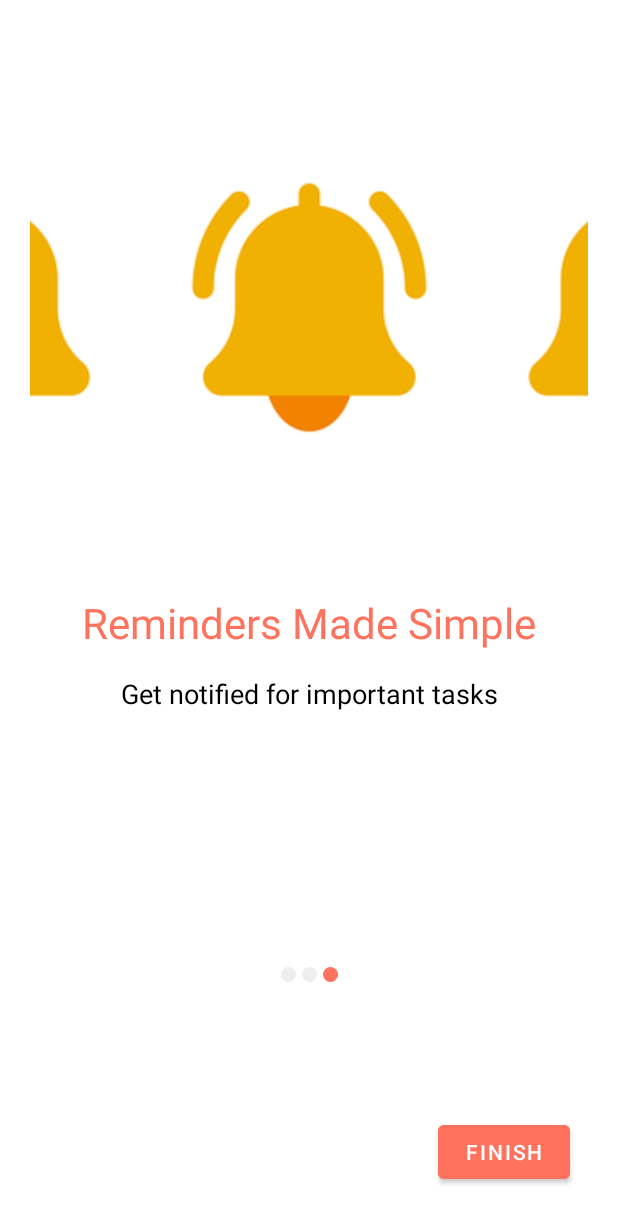
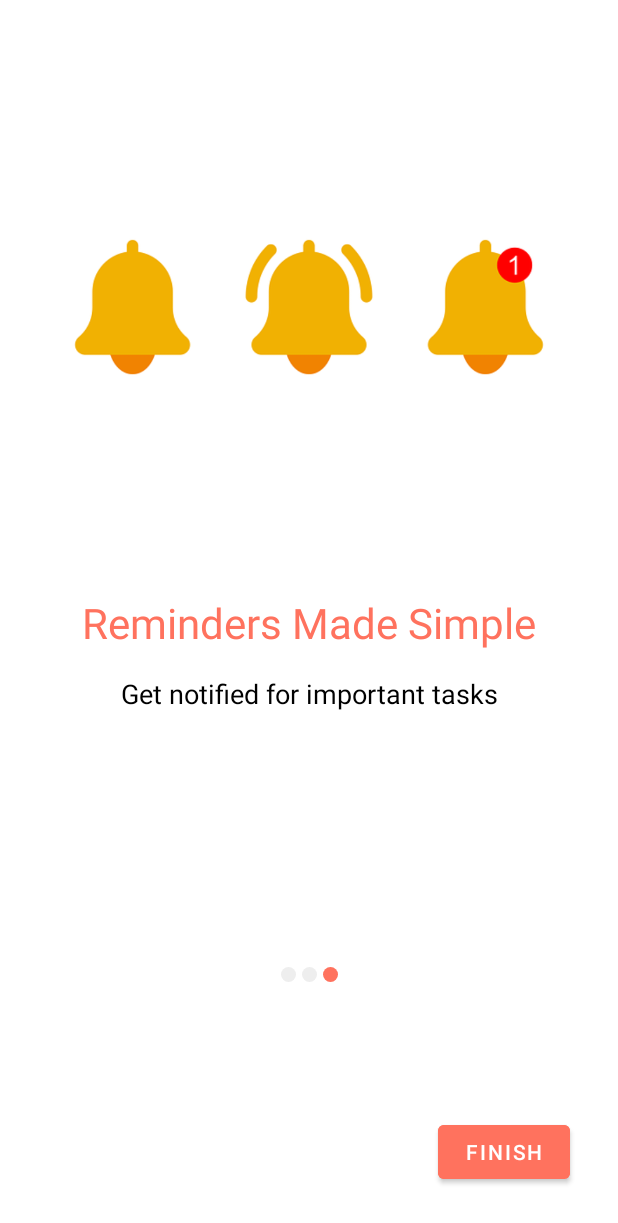
Before and after one commit to BB119/Injaaz, an Android app: the layout fragment_onboarding_third_screen.xml on its own in the app's theme, with its tools: preview values and no code run, on a phone screen of 412 x 824 dp. Shown: the top 1223 px of the screen. Run offline under Robolectric (Android 15) with nearby library versions, the phone set to English and light mode, and no system bars; Roboto replaces fonts that are not available here.

Commit message:
Fixed an onboarding error

```diff
--- a/app/src/main/res/layout/activity_onboarding.xml
+++ b/app/src/main/res/layout/activity_onboarding.xml
@@ -6,7 +6,7 @@
     android:layout_height="match_parent"
     tools:context=".onboarding.OnboardingActivity">
 
-    <androidx.fragment.app.FragmentContainerView
+    <fragment
         android:id="@+id/onboarding_nav_host_fragment"
         android:name="androidx.navigation.fragment.NavHostFragment"
         android:layout_width="match_parent"
--- a/app/src/main/res/layout/fragment_onboarding_third_screen.xml
+++ b/app/src/main/res/layout/fragment_onboarding_third_screen.xml
@@ -12,7 +12,7 @@
         android:layout_height="350dp"
         android:layout_marginHorizontal="20dp"
         android:layout_marginTop="30dp"
-        android:scaleType="centerCrop"
+        android:scaleType="centerInside"
         android:src="@drawable/notify"
         app:layout_constraintEnd_toEndOf="parent"
         app:layout_constraintStart_toStartOf="parent"
```
